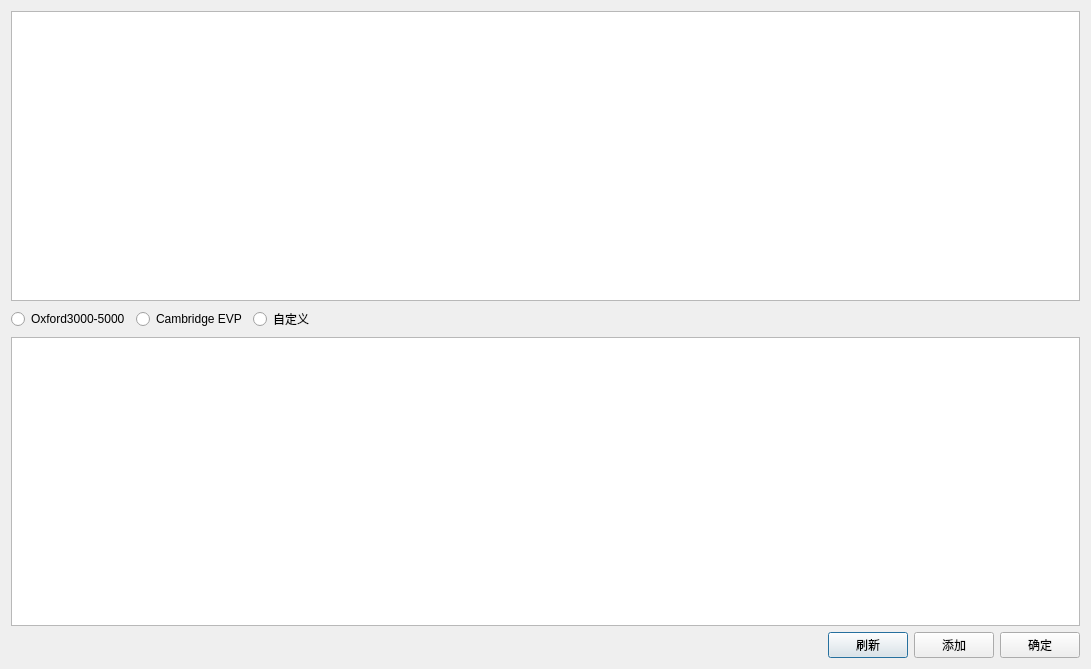
First picture: the form in configdialog.ui, repository qyqgit/WordsAnalysis, before the edit.
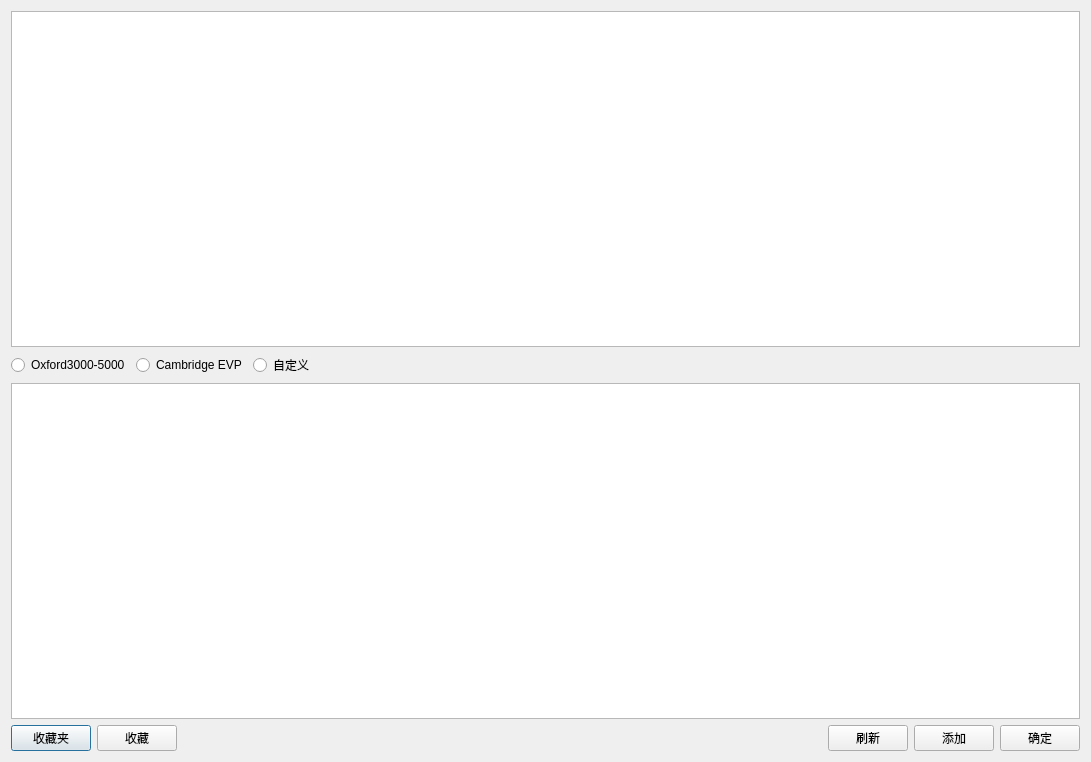
Second picture: the form after the edit. Custom widgets are drawn as their Qt base class.

Commit message: 添加了收藏夹功能。

Diff of the .ui file:
```diff
--- a/configdialog.ui
+++ b/configdialog.ui
@@ -7,7 +7,7 @@
     <x>0</x>
     <y>0</y>
     <width>1091</width>
-    <height>669</height>
+    <height>762</height>
    </rect>
   </property>
   <property name="windowTitle">
@@ -62,6 +62,20 @@
      </item>
      <item>
       <layout class="QHBoxLayout" name="horizontalLayout">
+       <item>
+        <widget class="QPushButton" name="pushButtonFavoriteFolder">
+         <property name="text">
+          <string>收藏夹</string>
+         </property>
+        </widget>
+       </item>
+       <item>
+        <widget class="QPushButton" name="pushButtonFavorite">
+         <property name="text">
+          <string>收藏</string>
+         </property>
+        </widget>
+       </item>
        <item>
         <spacer name="horizontalSpacer">
          <property name="orientation">
```
The commit also changes 12 other files.
